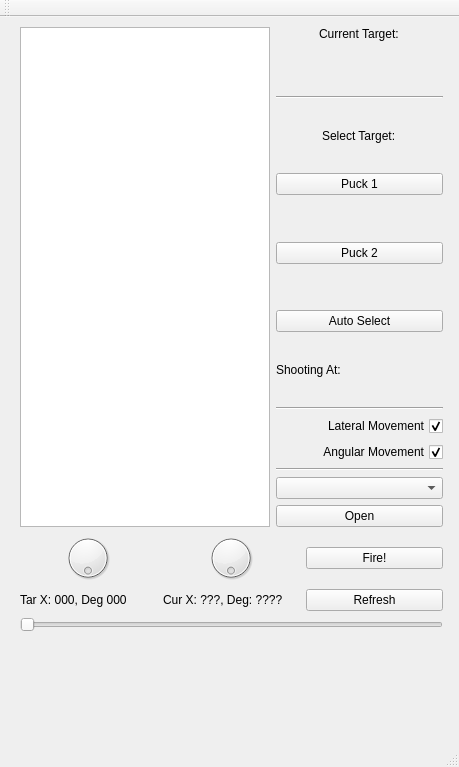
The window that gameplay/gameplay/mainwindow.ui (montaguk/crossfire) describes before a commit, drawn with Qt 5.
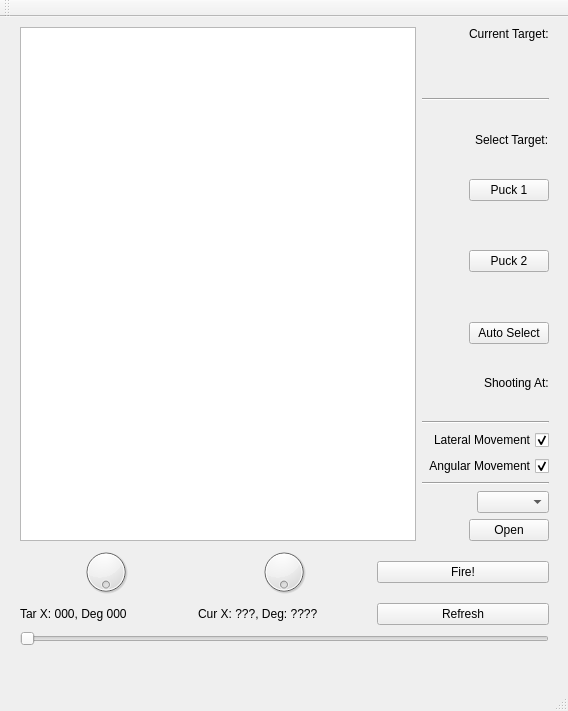
The same window after the commit.

What changed in the file:
```diff
--- a/gameplay/gameplay/mainwindow.ui
+++ b/gameplay/gameplay/mainwindow.ui
@@ -6,8 +6,8 @@
    <rect>
     <x>0</x>
     <y>0</y>
-    <width>459</width>
-    <height>767</height>
+    <width>568</width>
+    <height>711</height>
    </rect>
   </property>
   <property name="windowTitle">
@@ -19,34 +19,15 @@
      <rect>
       <x>9</x>
       <y>-1</y>
-      <width>445</width>
-      <height>703</height>
+      <width>551</width>
+      <height>641</height>
      </rect>
     </property>
     <layout class="QVBoxLayout" name="verticalLayout">
      <item>
       <layout class="QHBoxLayout" name="horizontalLayout_3">
        <item>
-        <widget class="QGraphicsView" name="field">
-         <property name="sizePolicy">
-          <sizepolicy hsizetype="Fixed" vsizetype="Fixed">
-           <horstretch>0</horstretch>
-           <verstretch>0</verstretch>
-          </sizepolicy>
-         </property>
-         <property name="minimumSize">
-          <size>
-           <width>250</width>
-           <height>500</height>
-          </size>
-         </property>
-         <property name="maximumSize">
-          <size>
-           <width>250</width>
-           <height>500</height>
-          </size>
-         </property>
-        </widget>
+        <widget class="QGraphicsView" name="field"/>
        </item>
        <item>
         <layout class="QVBoxLayout" name="verticalLayout_2">
@@ -56,7 +37,7 @@
          <property name="sizeConstraint">
           <enum>QLayout::SetDefaultConstraint</enum>
          </property>
-         <item alignment="Qt::AlignHCenter|Qt::AlignTop">
+         <item alignment="Qt::AlignRight|Qt::AlignTop">
           <widget class="QLabel" name="targetLabel">
            <property name="sizePolicy">
             <sizepolicy hsizetype="Fixed" vsizetype="Fixed">
@@ -79,14 +60,14 @@
            </property>
           </widget>
          </item>
-         <item alignment="Qt::AlignHCenter">
+         <item alignment="Qt::AlignRight">
           <widget class="QLabel" name="label">
            <property name="text">
             <string>Select Target:</string>
            </property>
           </widget>
          </item>
-         <item alignment="Qt::AlignTop">
+         <item alignment="Qt::AlignRight|Qt::AlignTop">
           <widget class="QPushButton" name="puck1Button">
            <property name="text">
             <string>Puck 1</string>
@@ -99,7 +80,7 @@
            </property>
           </widget>
          </item>
-         <item alignment="Qt::AlignTop">
+         <item alignment="Qt::AlignRight|Qt::AlignTop">
           <widget class="QPushButton" name="puck2Button">
            <property name="sizePolicy">
             <sizepolicy hsizetype="Minimum" vsizetype="Fixed">
@@ -115,7 +96,7 @@
            </property>
           </widget>
          </item>
-         <item>
+         <item alignment="Qt::AlignRight">
           <widget class="QPushButton" name="autoSelectButton">
            <property name="text">
             <string>Auto Select</string>
@@ -125,7 +106,7 @@
            </property>
           </widget>
          </item>
-         <item>
+         <item alignment="Qt::AlignRight">
           <widget class="QLabel" name="shootingAtLabel">
            <property name="text">
             <string>Shooting At:</string>
@@ -139,7 +120,7 @@
            </property>
           </widget>
          </item>
-         <item>
+         <item alignment="Qt::AlignLeft">
           <widget class="QCheckBox" name="lmove_cbox">
            <property name="layoutDirection">
             <enum>Qt::RightToLeft</enum>
@@ -155,7 +136,7 @@
            </property>
           </widget>
          </item>
-         <item>
+         <item alignment="Qt::AlignLeft">
           <widget class="QCheckBox" name="amove_cbox">
            <property name="layoutDirection">
             <enum>Qt::RightToLeft</enum>
@@ -175,10 +156,10 @@
            </property>
           </widget>
          </item>
-         <item>
+         <item alignment="Qt::AlignRight">
           <widget class="QComboBox" name="portName"/>
          </item>
-         <item>
+         <item alignment="Qt::AlignRight">
           <widget class="QPushButton" name="openCloseButton">
            <property name="text">
             <string>Open</string>
@@ -313,7 +294,7 @@
     <rect>
      <x>0</x>
      <y>0</y>
-     <width>459</width>
+     <width>568</width>
      <height>24</height>
     </rect>
    </property>
```
